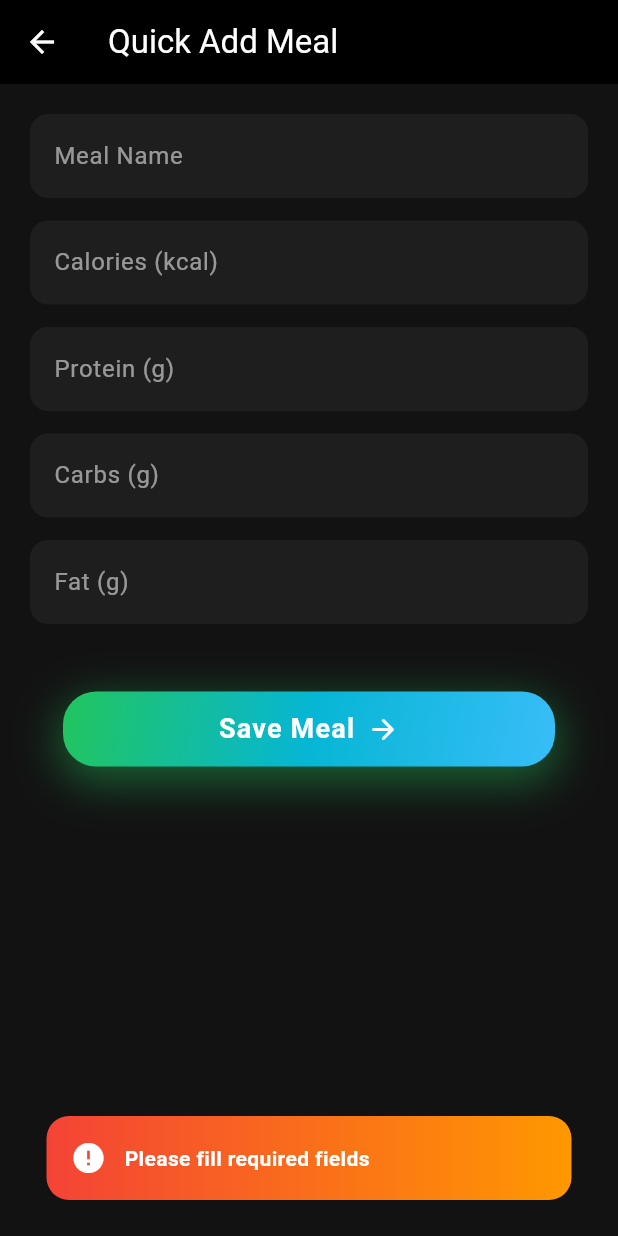
After one commit to Muhammad-Rashid-172002/AI-Fitness-Calorie-Tracking-App, a Flutter app: the QuickAddMealScreen screen opened directly, after a tap on "Save Meal", on a phone screen of 412 x 824 dp. The commit adds this screen. Run offline on Flutter 3.47's test engine with Material 3 defaults, Android fonts, the phone set to English and light mode, and no system bars; our stand-ins replace cloud_firestore, firebase_auth, firebase_core, fl_chart, flutter_spinkit, google_fonts and 3 more; missing offline and left inert: flutter_stripe; accounts and stored records are empty; network calls fail.

Commit message:
added quick log meal and client Consultation

```diff
--- a/lib/view/history_screen.dart
+++ b/lib/view/history_screen.dart
@@ -152,13 +152,14 @@ class _HistoryScreenState extends State<HistoryScreen> {
 
                 DateTime now = DateTime.now();
 
+                // Convert Firestore docs to list
                 List<Map<String, dynamic>> items =
                     snapshot.data!.docs.map((doc) {
                   return Map<String, dynamic>.from(
                       doc.data() as Map<String, dynamic>);
                 }).toList();
 
-                /// Filter Data
+                // Filter based on selected filter
                 List<Map<String, dynamic>> filtered =
                     items.where((data) {
 
@@ -212,10 +213,23 @@ class _HistoryScreenState extends State<HistoryScreen> {
                           DateTime.now();
                     }
 
+                    // Convert numeric fields to String safely
+                    String calories = (data['calories'] ?? 0).toString();
+                    String protein = (data['protein'] ?? 0).toString();
+                    String carbs = (data['carbs'] ?? 0).toString();
+                    String fat = (data['fat'] ?? 0).toString();
+
+                    String type = (data['type'] ?? 'scan').toString().toUpperCase();
+
                     return _historyCard(
                       imagePath: data['imagePath'],
                       result: data['result'] ?? "Food",
                       time: time,
+                      calories: calories,
+                      protein: protein,
+                      carbs: carbs,
+                      fat: fat,
+                      type: type,
                     );
                   },
                 );
@@ -232,6 +246,11 @@ class _HistoryScreenState extends State<HistoryScreen> {
     required String? imagePath,
     required String result,
     required DateTime time,
+    required String calories,
+    required String protein,
+    required String carbs,
+    required String fat,
+    required String type, // SCAN /
   }) {
     return Container(
       margin: const EdgeInsets.only(bottom: 16),
@@ -248,6 +267,7 @@ class _HistoryScreenState extends State<HistoryScreen> {
         ],
       ),
       child: Row(
+        crossAxisAlignment: CrossAxisAlignment.start,
         children: [
 
           /// IMAGE
@@ -283,7 +303,11 @@ class _HistoryScreenState extends State<HistoryScreen> {
               crossAxisAlignment: CrossAxisAlignment.start,
               children: [
 
-                Text(
+                /// TITLE + BADGE
+                Row(
+                  children: [
+                    Expanded(
+                      child: Text(
                         result,
                         maxLines: 1,
                         overflow: TextOverflow.ellipsis,
@@ -293,12 +317,34 @@ class _HistoryScreenState extends State<HistoryScreen> {
                           fontWeight: FontWeight.bold,
                         ),
                       ),
+                    ),
+
+                    Container(
+                      padding: const EdgeInsets.symmetric(
+                        horizontal: 8,
+                        vertical: 3,
+                      ),
+                      decoration: BoxDecoration(
+                        color: type == "SCAN" ? Colors.green : Colors.orange,
+                        borderRadius: BorderRadius.circular(8),
+                      ),
+                      child: Text(
+                        type,
+                        style: const TextStyle(
+                          color: Colors.white,
+                          fontSize: 10,
+                          fontWeight: FontWeight.bold,
+                        ),
+                      ),
+                    ),
+                  ],
+                ),
 
                 const SizedBox(height: 6),
 
+                /// TIME
                 Row(
                   children: [
-
                     Icon(
                       Icons.schedule,
                       size: 14,
@@ -308,8 +354,7 @@ class _HistoryScreenState extends State<HistoryScreen> {
                     const SizedBox(width: 5),
 
                     Text(
-                      DateFormat('hh:mm a • dd MMM')
-                          .format(time),
+                      DateFormat('hh:mm a • dd MMM').format(time),
                       style: TextStyle(
                         color: inactiveColor,
                         fontSize: 12,
@@ -317,9 +362,24 @@ class _HistoryScreenState extends State<HistoryScreen> {
                     ),
                   ],
                 ),
+
+                const SizedBox(height: 8),
+
+                /// NUTRITION
+                Row(
+                  mainAxisAlignment: MainAxisAlignment.spaceBetween,
+                  children: [
+                    _nutriItem("Kcal", calories),
+                    _nutriItem("P", protein),
+                    _nutriItem("C", carbs),
+                    _nutriItem("F", fat),
+                  ],
+                ),
               ],
             ),
           ),
+
+          const SizedBox(width: 6),
 
           /// ARROW
           Icon(
@@ -329,6 +389,29 @@ class _HistoryScreenState extends State<HistoryScreen> {
           ),
         ],
       ),
+    );
+  }
+
+  Widget _nutriItem(String title, String value) {
+    return Column(
+      children: [
+        Text(
+          value.isEmpty ? "0" : value,
+          style: const TextStyle(
+            color: Colors.white,
+            fontSize: 13,
+            fontWeight: FontWeight.bold,
+          ),
+        ),
+        const SizedBox(height: 2),
+        Text(
+          title,
+          style: TextStyle(
+            color: Colors.white.withOpacity(0.6),
+            fontSize: 11,
+          ),
+        ),
+      ],
     );
   }
 
@@ -359,7 +442,7 @@ class _HistoryScreenState extends State<HistoryScreen> {
           const SizedBox(height: 6),
 
           Text(
-            "Start scanning your meals",
+            "Start scanning or adding meals manually",
             style: TextStyle(
               color: inactiveColor.withOpacity(0.8),
               fontSize: 13,
--- /dev/null
+++ b/lib/view/quick_add_meal_screen.dart
@@ -0,0 +1,167 @@
+import 'package:cloud_firestore/cloud_firestore.dart';
+import 'package:firebase_auth/firebase_auth.dart';
+import 'package:fitmind_ai/components/showCustomSnackBar.dart';
+import 'package:fitmind_ai/resources/custom_gradient_button.dart';
+import 'package:flutter/material.dart';
+
+class QuickAddMealScreen extends StatefulWidget {
+  const QuickAddMealScreen({super.key});
+
+  @override
+  State<QuickAddMealScreen> createState() => _QuickAddMealScreenState();
+}
+
+class _QuickAddMealScreenState extends State<QuickAddMealScreen> {
+  final mealNameController = TextEditingController();
+  final caloriesController = TextEditingController();
+  final proteinController = TextEditingController();
+  final carbsController = TextEditingController();
+  final fatController = TextEditingController();
+
+  bool isSaving = false;
+
+  Future<void> saveMeal() async {
+    final user = FirebaseAuth.instance.currentUser;
+
+    if (user == null) {
+      showCustomSnackBar(context, "User not logged in", false);
+      return;
+    }
+
+    String mealName = mealNameController.text.trim();
+    String caloriesText = caloriesController.text.trim();
+    String proteinText = proteinController.text.trim();
+    String carbsText = carbsController.text.trim();
+    String fatText = fatController.text.trim();
+
+    if (mealName.isEmpty || caloriesText.isEmpty) {
+      showCustomSnackBar(context, "Please fill required fields", false);
+      return;
+    }
+
+    double calories = double.tryParse(caloriesText) ?? 0;
+    double protein = double.tryParse(proteinText) ?? 0;
+    double carbs = double.tryParse(carbsText) ?? 0;
+    double fat = double.tryParse(fatText) ?? 0;
+
+    setState(() {
+      isSaving = true;
+    });
+
+    try {
+      await FirebaseFirestore.instance
+          .collection("users")
+          .doc(user.uid)
+          .collection("scans") // Subcollection
+          .add({
+        "result": mealName,
+        "calories": calories,
+        "protein": protein,
+        "carbs": carbs,
+        "fat": fat,
+        "imagePath": null,
+        "type": "manual",
+        "timestamp": Timestamp.now(),
+      });
+
+      showCustomSnackBar(context, "Meal Saved Successfully", true);
+
+      // Clear fields after saving
+      mealNameController.clear();
+      caloriesController.clear();
+      proteinController.clear();
+      carbsController.clear();
+      fatController.clear();
+
+      Navigator.pop(context);
+    } catch (e) {
+      debugPrint("Firestore Error: $e");
+      showCustomSnackBar(context, "Error saving meal: $e", false);
+    } finally {
+      setState(() {
+        isSaving = false;
+      });
+    }
+  }
+
+  @override
+  void dispose() {
+    mealNameController.dispose();
+    caloriesController.dispose();
+    proteinController.dispose();
+    carbsController.dispose();
+    fatController.dispose();
+    super.dispose();
+  }
+
+  @override
+  Widget build(BuildContext context) {
+    return Scaffold(
+      backgroundColor: const Color(0xFF121212),
+      appBar: AppBar(
+        iconTheme: IconThemeData(color: Colors.white),
+        backgroundColor: Colors.black,
+        title: const Text("Quick Add Meal", textAlign: TextAlign.center, style: TextStyle(color: Colors.white)),
+      ),
+      body: SingleChildScrollView(
+        padding: const EdgeInsets.all(20),
+        child: Column(
+          children: [
+            buildField("Meal Name", mealNameController),
+            buildField(
+              "Calories (kcal)",
+              caloriesController,
+              keyboard: TextInputType.number,
+            ),
+            buildField(
+              "Protein (g)",
+              proteinController,
+              keyboard: TextInputType.number,
+            ),
+            buildField(
+              "Carbs (g)",
+              carbsController,
+              keyboard: TextInputType.number,
+            ),
+            buildField(
+              "Fat (g)",
+              fatController,
+              keyboard: TextInputType.number,
+            ),
+            const SizedBox(height: 30),
+            SizedBox(
+              width: double.infinity,
+              height: 50,
+              child: CustomGradientButton(text: "Save Meal", onPressed: saveMeal)
+            ),
+          ],
+        ),
+      ),
+    );
+  }
+
+  Widget buildField(
+    String hint,
+    TextEditingController controller, {
+    TextInputType keyboard = TextInputType.text,
+  }) {
+    return Padding(
+      padding: const EdgeInsets.only(bottom: 15),
+      child: TextField(
+        controller: controller,
+        keyboardType: keyboard,
+        style: const TextStyle(color: Colors.white),
+        decoration: InputDecoration(
+          hintText: hint,
+          hintStyle: const TextStyle(color: Colors.white54),
+          filled: true,
+          fillColor: const Color(0xFF1E1E1E),
+          border: OutlineInputBorder(
+            borderRadius: BorderRadius.circular(12),
+            borderSide: BorderSide.none,
+          ),
+        ),
+      ),
+    );
+  }
+}
```
Also changed, not shown: lib/controller/scan_controller.dart (+22 -31 lines), lib/services/StripePaymentProvider.dart (+10 -23 lines), lib/view/Premium_Screens/trial_screen.dart (+8 -8 lines), lib/view/profile_screen.dart (+34 -7 lines), lib/view/scan_result_screen.dart (+17 -46 lines), lib/view/scan_screen.dart (+12 -0 lines). Lines whose indentation alone changed are shown as unchanged.
